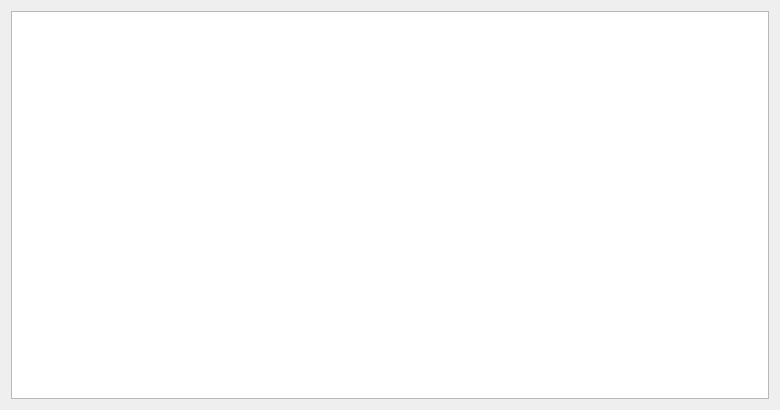
Above: ui/widgetestoque.ui from lellisls/ERP-STACCATO before the change. Below: the same form after it.
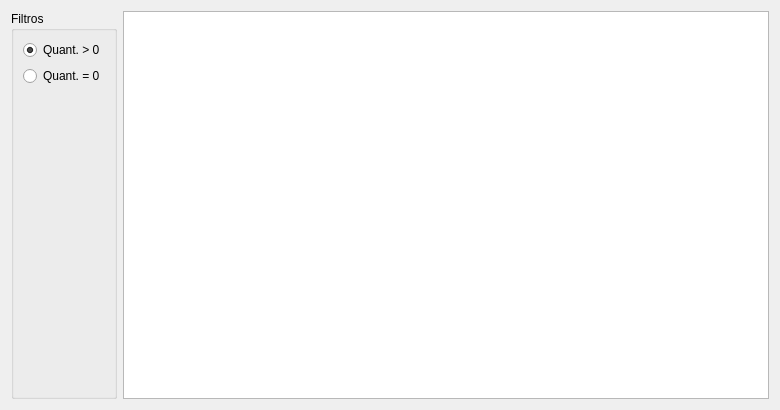
That is the form after the change. Custom widgets are drawn as their Qt base class.

The edit to the form file:
```diff
--- a/ui/widgetestoque.ui
+++ b/ui/widgetestoque.ui
@@ -14,7 +14,7 @@
    <string>Form</string>
   </property>
   <layout class="QGridLayout" name="gridLayout">
-   <item row="0" column="0" rowspan="2">
+   <item row="0" column="1" rowspan="2">
     <widget class="TableView" name="table">
      <property name="editTriggers">
       <set>QAbstractItemView::NoEditTriggers</set>
@@ -27,6 +27,45 @@
      </property>
     </widget>
    </item>
+   <item row="0" column="0" rowspan="2">
+    <widget class="QGroupBox" name="groupBox">
+     <property name="title">
+      <string>Filtros</string>
+     </property>
+     <layout class="QGridLayout" name="gridLayout_2">
+      <item row="2" column="0">
+       <spacer name="verticalSpacer">
+        <property name="orientation">
+         <enum>Qt::Vertical</enum>
+        </property>
+        <property name="sizeHint" stdset="0">
+         <size>
+          <width>20</width>
+          <height>40</height>
+         </size>
+        </property>
+       </spacer>
+      </item>
+      <item row="0" column="0">
+       <widget class="QRadioButton" name="radioButtonMaior">
+        <property name="text">
+         <string>Quant. &gt; 0</string>
+        </property>
+        <property name="checked">
+         <bool>true</bool>
+        </property>
+       </widget>
+      </item>
+      <item row="1" column="0">
+       <widget class="QRadioButton" name="radioButtonIgual">
+        <property name="text">
+         <string>Quant. = 0</string>
+        </property>
+       </widget>
+      </item>
+     </layout>
+    </widget>
+   </item>
   </layout>
  </widget>
  <customwidgets>
```
